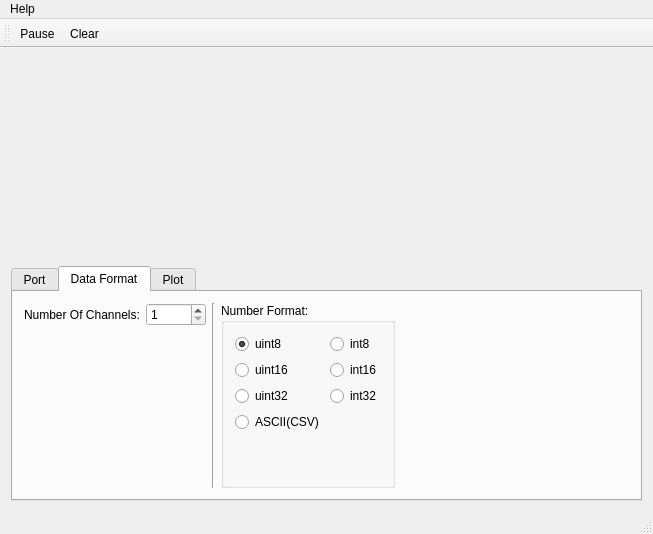
Before: the Qt Designer form mainwindow.ui in AlexanderAmelkin/SerialPlot, drawn with Qt 5.
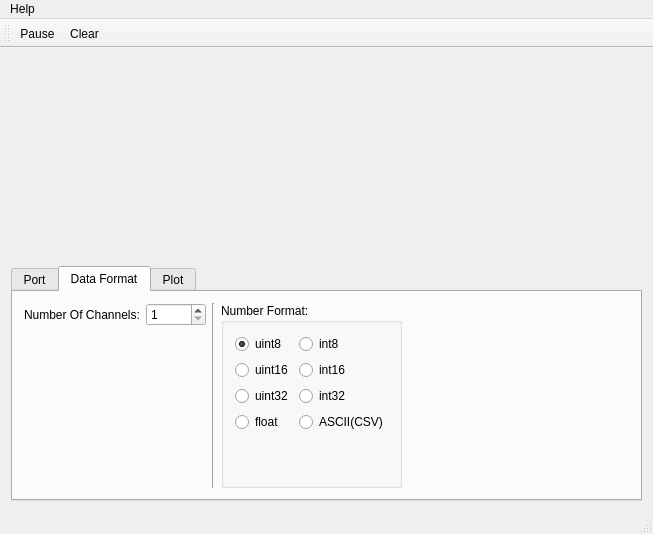
After: the same form once the commit is applied. The open tabs and pages were chosen to show the change. Custom widgets are drawn as their Qt base class.

Commit message: added 32-bit floating point number format support

```diff
--- a/mainwindow.ui
+++ b/mainwindow.ui
@@ -447,7 +447,7 @@
              </property>
             </spacer>
            </item>
-           <item row="3" column="0">
+           <item row="3" column="1">
             <widget class="QRadioButton" name="rbASCII">
              <property name="toolTip">
               <string>Comma Separated Values</string>
@@ -457,6 +457,13 @@
              </property>
             </widget>
            </item>
+           <item row="3" column="0">
+            <widget class="QRadioButton" name="rbFloat">
+             <property name="text">
+              <string>float</string>
+             </property>
+            </widget>
+           </item>
           </layout>
          </widget>
         </item>
```
The commit also changes 2 other files.
